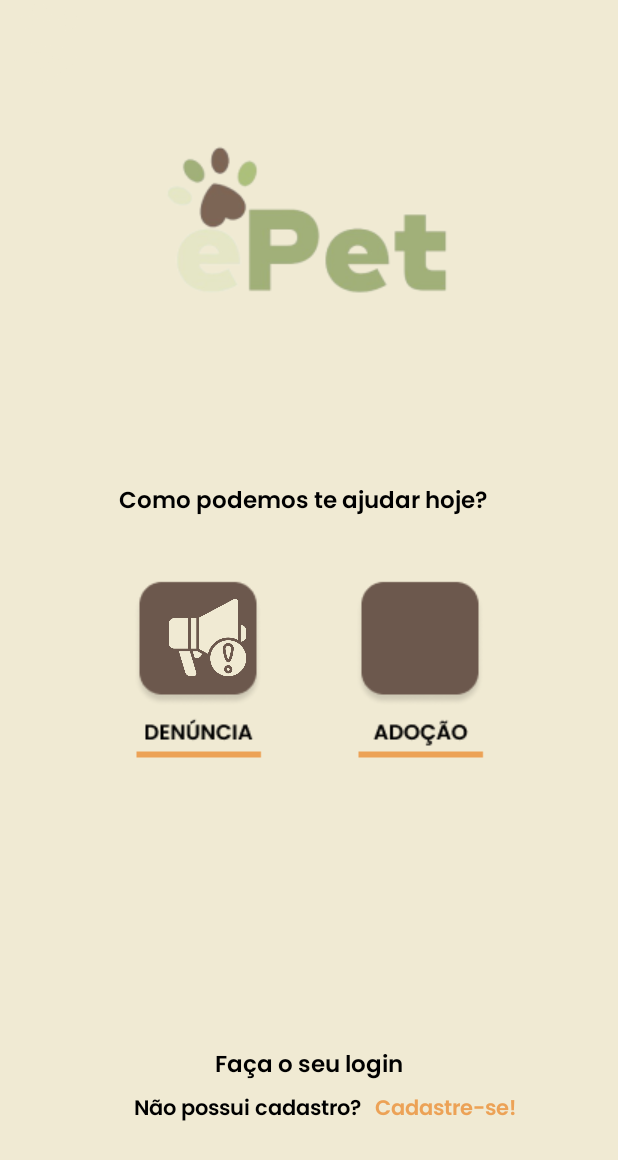
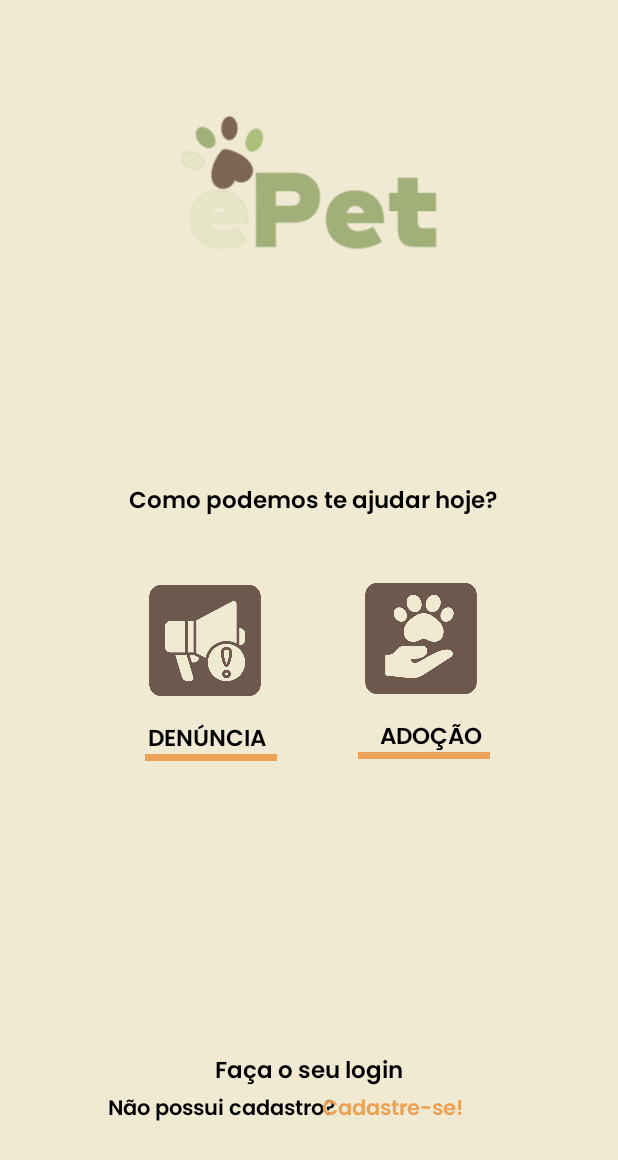
Before and after one commit to fabrirx/ePet, an Android app: the screen it shows after launch (MainActivity), on a phone screen of 412 x 824 dp. Shown: the top 1160 px of the screen. Run offline under Robolectric (Android 15) with nearby library versions, the phone set to English and light mode, and no system bars.

Commit message:
segundo commit

```diff
--- /dev/null
+++ b/app/src/main/res/drawable/baseline_360_24.xml
@@ -0,0 +1,5 @@
+<vector android:autoMirrored="true" android:height="24dp"
+    android:tint="#000000" android:viewportHeight="24"
+    android:viewportWidth="24" android:width="24dp" xmlns:android="http://schemas.android.com/apk/res/android">
+    <path android:fillColor="@android:color/white" android:pathData="M12,7C6.48,7 2,9.24 2,12c0,2.24 2.94,4.13 7,4.77V20l4,-4 -4,-4v2.73c-3.15,-0.56 -5,-1.9 -5,-2.73 0,-1.06 3.04,-3 8,-3s8,1.94 8,3c0,0.73 -1.46,1.89 -4,2.53v2.05c3.53,-0.77 6,-2.53 6,-4.58 0,-2.76 -4.48,-5 -10,-5z"/>
+</vector>
--- a/app/src/main/res/layout/activity_main.xml
+++ b/app/src/main/res/layout/activity_main.xml
@@ -7,49 +7,99 @@
     android:background="#F0EAD3"
     tools:context=".MainActivity">
 
-    <ImageView
-        android:id="@+id/imgFundo"
+    <TextView
+        android:id="@+id/textoLogin3"
         android:layout_width="wrap_content"
         android:layout_height="wrap_content"
-        android:layout_marginStart="26dp"
-        android:layout_marginEnd="26dp"
-        app:layout_constraintBottom_toBottomOf="parent"
+        android:layout_marginTop="12dp"
+        android:layout_marginEnd="18dp"
+        android:fontFamily="@font/poppins_semibold"
+        android:text="DENÚNCIA"
+        android:textColor="#000000"
+        android:textSize="15sp"
+        app:layout_constraintEnd_toStartOf="@+id/textoLogin2"
+        app:layout_constraintHorizontal_bias="0.63"
+        app:layout_constraintStart_toStartOf="parent"
+        app:layout_constraintTop_toBottomOf="@+id/imgQuadrado" />
+
+    <TextView
+        android:id="@+id/textoLogin2"
+        android:layout_width="wrap_content"
+        android:layout_height="wrap_content"
+        android:layout_marginStart="25dp"
+        android:layout_marginTop="12dp"
+        android:layout_marginEnd="84dp"
+        android:fontFamily="@font/poppins_semibold"
+        android:text="ADOÇÃO"
+        android:textColor="#000000"
+        android:textSize="15sp"
         app:layout_constraintEnd_toEndOf="parent"
+        app:layout_constraintHorizontal_bias="0.87"
+        app:layout_constraintStart_toEndOf="@+id/imgQuadrado"
+        app:layout_constraintTop_toBottomOf="@+id/imgQuadradoII" />
+
+    <ImageView
+        android:id="@+id/imageView6"
+        android:layout_width="88dp"
+        android:layout_height="26dp"
+        android:layout_marginStart="55dp"
+        android:layout_marginTop="24dp"
+        app:layout_constraintStart_toEndOf="@+id/imgQuadrado"
+        app:layout_constraintTop_toBottomOf="@+id/imgQuadradoII"
+        app:srcCompat="@drawable/retangulolaranja" />
+
+    <ImageView
+        android:id="@+id/imgQuadradoII"
+        android:layout_width="93dp"
+        android:layout_height="82dp"
+        app:layout_constraintBottom_toTopOf="@+id/textoLogin"
+        app:layout_constraintEnd_toEndOf="parent"
+        app:layout_constraintHorizontal_bias="0.735"
         app:layout_constraintStart_toStartOf="parent"
-        app:layout_constraintTop_toTopOf="parent"
-        app:srcCompat="@drawable/inicial"
-        tools:visibility="visible" />
+        app:layout_constraintTop_toBottomOf="@+id/textoHome"
+        app:layout_constraintVertical_bias="0.136"
+        app:srcCompat="@drawable/quadrado" />
+
+    <ImageView
+        android:id="@+id/imgQuadrado"
+        android:layout_width="93dp"
+        android:layout_height="82dp"
+        app:layout_constraintBottom_toTopOf="@+id/textoLogin"
+        app:layout_constraintEnd_toStartOf="@+id/imgQuadradoII"
+        app:layout_constraintHorizontal_bias="0.638"
+        app:layout_constraintStart_toStartOf="parent"
+        app:layout_constraintTop_toBottomOf="@+id/textoHome"
+        app:layout_constraintVertical_bias="0.139"
+        app:srcCompat="@drawable/quadrado" />
 
     <TextView
         android:id="@+id/textoHome"
         android:layout_width="wrap_content"
         android:layout_height="wrap_content"
-        android:layout_marginStart="88dp"
-        android:layout_marginEnd="87dp"
+        android:layout_marginBottom="476dp"
         android:fontFamily="@font/poppins_semibold"
         android:text="Como podemos te ajudar hoje?"
         android:textColor="#000000"
         android:textSize="15sp"
         app:layout_constraintBottom_toBottomOf="parent"
         app:layout_constraintEnd_toEndOf="parent"
-        app:layout_constraintHorizontal_bias="1.0"
+        app:layout_constraintHorizontal_bias="0.517"
         app:layout_constraintStart_toStartOf="parent"
-        app:layout_constraintTop_toTopOf="@+id/imgFundo"
-        app:layout_constraintVertical_bias="0.394" />
+        app:layout_constraintTop_toBottomOf="@+id/imgLogo"
+        app:layout_constraintVertical_bias="1.0" />
 
     <TextView
         android:id="@+id/textoLogin"
         android:layout_width="wrap_content"
         android:layout_height="wrap_content"
+        android:layout_marginBottom="96dp"
         android:fontFamily="@font/poppins_semibold"
         android:text="Faça o seu login"
         android:textColor="#000000"
         android:textSize="15sp"
         app:layout_constraintBottom_toBottomOf="parent"
         app:layout_constraintEnd_toEndOf="parent"
-        app:layout_constraintStart_toStartOf="parent"
-        app:layout_constraintTop_toTopOf="@+id/imgFundo"
-        app:layout_constraintVertical_bias="0.873" />
+        app:layout_constraintStart_toStartOf="parent" />
 
     <TextView
         android:id="@+id/textoPossui"
@@ -61,40 +111,73 @@
         android:textColor="#000000"
         app:layout_constraintBottom_toBottomOf="parent"
         app:layout_constraintEnd_toEndOf="parent"
-        app:layout_constraintHorizontal_bias="0.343"
-        app:layout_constraintStart_toStartOf="parent" />
+        app:layout_constraintHorizontal_bias="0.277"
+        app:layout_constraintStart_toStartOf="parent"
+        app:layout_constraintTop_toBottomOf="@+id/textoLogin"
+        app:layout_constraintVertical_bias="1.0" />
 
     <TextView
         android:id="@+id/textoCadastre"
         android:layout_width="wrap_content"
         android:layout_height="wrap_content"
-        android:layout_marginEnd="68dp"
         android:layout_marginBottom="72dp"
         android:fontFamily="@font/poppins_semibold"
         android:text="ㅤCadastre-se!"
         android:textColor="#ECA256"
         app:layout_constraintBottom_toBottomOf="parent"
-        app:layout_constraintEnd_toEndOf="parent" />
+        app:layout_constraintEnd_toEndOf="parent"
+        app:layout_constraintHorizontal_bias="0.662"
+        app:layout_constraintStart_toStartOf="parent" />
+
+    <ImageButton
+        android:id="@+id/imgbDenun"
+        android:layout_width="57dp"
+        android:layout_height="54dp"
+        android:background="@null"
+        android:scaleType="centerCrop"
+        app:layout_constraintBottom_toBottomOf="@+id/imgQuadrado"
+        app:layout_constraintEnd_toEndOf="@+id/imgQuadrado"
+        app:layout_constraintStart_toStartOf="@+id/imgQuadrado"
+        app:layout_constraintTop_toTopOf="@+id/imgQuadrado"
+        app:srcCompat="@drawable/img" />
+
+    <ImageButton
+        android:id="@+id/imgbAdocao"
+        android:layout_width="59dp"
+        android:layout_height="58dp"
+        android:background="@null"
+        android:scaleType="centerCrop"
+        app:layout_constraintBottom_toBottomOf="@+id/imgQuadradoII"
+        app:layout_constraintEnd_toEndOf="@+id/imgQuadradoII"
+        app:layout_constraintHorizontal_bias="0.47"
+        app:layout_constraintStart_toStartOf="@+id/imgQuadradoII"
+        app:layout_constraintTop_toTopOf="@+id/imgQuadradoII"
+        app:layout_constraintVertical_bias="0.458"
+        app:srcCompat="@drawable/imgi" />
 
     <ImageView
-        android:id="@+id/imgDenun"
-        android:layout_width="55dp"
-        android:layout_height="55dp"
-        app:layout_constraintBottom_toBottomOf="parent"
+        android:id="@+id/imgLogo"
+        android:layout_width="202dp"
+        android:layout_height="133dp"
+        android:layout_marginStart="90dp"
+        android:layout_marginTop="64dp"
+        android:layout_marginEnd="90dp"
+        app:layout_constraintBottom_toTopOf="@+id/textoLogin"
         app:layout_constraintEnd_toEndOf="parent"
-        app:layout_constraintHorizontal_bias="0.31"
+        app:layout_constraintHorizontal_bias="0.559"
         app:layout_constraintStart_toStartOf="parent"
         app:layout_constraintTop_toTopOf="parent"
-        app:layout_constraintVertical_bias="0.517"
-        app:srcCompat="@drawable/img"
-        tools:ignore="MissingConstraints" />
+        app:layout_constraintVertical_bias="0.0"
+        app:srcCompat="@drawable/logo_sem_fundo" />
 
     <ImageView
-        android:id="@+id/imgAdote"
-        android:layout_width="60dp"
-        android:layout_height="57dp"
-        app:srcCompat="@drawable/imgi"
-        tools:layout_editor_absoluteX="243dp"
-        tools:layout_editor_absoluteY="347dp" />
+        android:id="@+id/imageView4"
+        android:layout_width="88dp"
+        android:layout_height="26dp"
+        android:layout_marginTop="24dp"
+        android:layout_marginEnd="54dp"
+        app:layout_constraintEnd_toStartOf="@+id/imageView6"
+        app:layout_constraintTop_toBottomOf="@+id/imgQuadrado"
+        app:srcCompat="@drawable/retangulolaranja" />
 
 </androidx.constraintlayout.widget.ConstraintLayout>
```
Also changed, not shown: app/src/main/res/drawable/retangulolaranja.png (added), app/src/main/res/drawable/txt.png (added).
